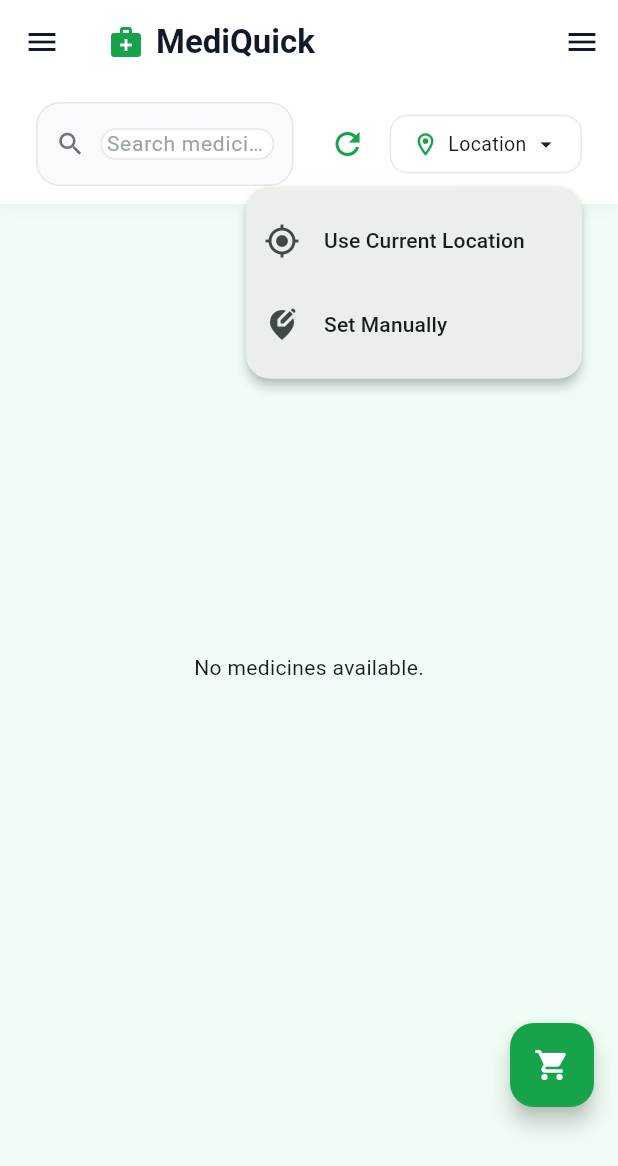
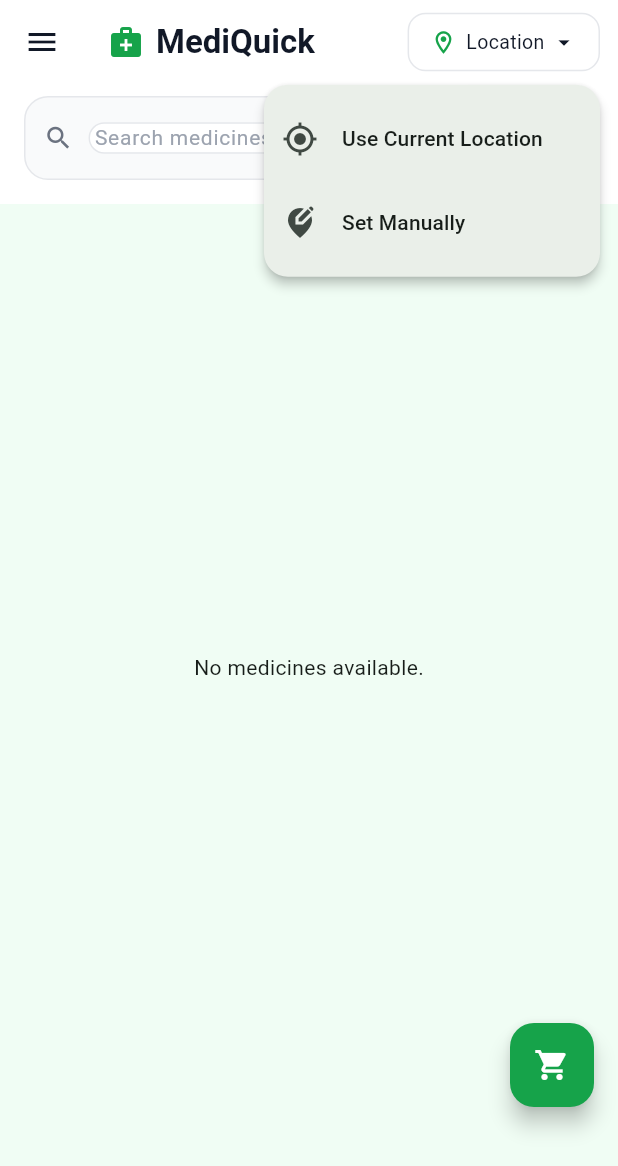
Before and after one commit to divyanshuraj1095/MediQuick-Backend, a Flutter app: the DashboardPage screen opened by its route, after a tap on "Location", on a phone screen of 412 x 824 dp. Shown: the top 1166 px of the screen. Run offline on Flutter 3.47's test engine with Material 3 defaults, Android fonts, the phone set to English and light mode, and no system bars; our stand-ins replace file_picker, fl_chart, shared_preferences; accounts and stored records are empty; network calls fail.

Commit message:
Add location picker to dashboard and refactor address handling

```diff
--- a/mediquick_frontend/lib/pages/dashboard_page.dart
+++ b/mediquick_frontend/lib/pages/dashboard_page.dart
@@ -65,6 +65,12 @@
                       ),
                     ],
                   ),
+                  actions: [
+                    const Padding(
+                      padding: EdgeInsets.only(right: 12),
+                      child: Center(child: _LocationPicker()),
+                    ),
+                  ],
                 )
               : null,
           drawer: isMobile
@@ -91,7 +97,17 @@
               Expanded(
                 child: Column(
                   children: [
-                    _TopHeader(onRefresh: _refresh),
+                    if (!isMobile) _TopHeader(onRefresh: _refresh),
+                    if (isMobile)
+                      Container(
+                        color: Colors.white,
+                        padding: const EdgeInsets.fromLTRB(16, 8, 16, 16),
+                        child: MedicineSearchBar(
+                          onMedicineSelected: (medicine) {
+                            Navigator.pushNamed(context, '/medicine', arguments: medicine.id);
+                          },
+                        ),
+                      ),
                     Expanded(
                       child: _activeNav == NavItem.profile
                           ? _UserProfileView(future: _dashboardFuture, isMobile: isMobile)
@@ -530,12 +546,6 @@
 
   @override
   Widget build(BuildContext context) {
-    // Truncate address for display if too long
-    String displayAddress = _address;
-    if (displayAddress.length > 20) {
-      displayAddress = '${displayAddress.substring(0, 17)}...';
-    }
-
     return Container(
       padding: const EdgeInsets.fromLTRB(24, 12, 24, 12),
       decoration: BoxDecoration(
@@ -558,23 +568,111 @@
               },
             ),
           ),
-          const SizedBox(width: 12),
-          // ── Refresh ──
-          IconButton(
-            onPressed: widget.onRefresh,
-            tooltip: 'Refresh dashboard',
-            icon: const Icon(Icons.refresh),
-            color: AppTheme.dashboardGreen,
+          const SizedBox(width: 16),
+          // ── Location picker ──
+          const _LocationPicker(),
+        ],
       ),
-          const SizedBox(width: 4),
-          // ── Location picker ──
-          PopupMenuButton<String>(
+    );
+  }
+}
+
+// ─── Location Picker Widget ───────────────────────────────────────────────────
+
+class _LocationPicker extends StatefulWidget {
+  const _LocationPicker();
+
+  @override
+  State<_LocationPicker> createState() => _LocationPickerState();
+}
+
+class _LocationPickerState extends State<_LocationPicker> {
+  String _address = 'Location';
+  bool _isLoadingAddress = false;
+
+  @override
+  void initState() {
+    super.initState();
+    _loadAddress();
+  }
+
+  Future<void> _loadAddress() async {
+    final user = await AuthService.getUser();
+    if (user != null && user['address'] != null && user['address'].toString().isNotEmpty) {
+      if (mounted) {
+        setState(() {
+          _address = user['address'];
+        });
+      }
+    }
+  }
+
+  Future<void> _updateAddress(String newAddress) async {
+    if (newAddress.trim().isEmpty) return;
+    setState(() => _isLoadingAddress = true);
+
+    final result = await AuthService.updateAddress(newAddress.trim());
+
+    if (mounted) {
+      setState(() => _isLoadingAddress = false);
+      if (result['success'] == true) {
+        setState(() => _address = newAddress.trim());
+        ScaffoldMessenger.of(context).showSnackBar(
+          const SnackBar(content: Text('Address updated successfully'), backgroundColor: AppTheme.dashboardGreen),
+        );
+      } else {
+        ScaffoldMessenger.of(context).showSnackBar(
+          SnackBar(content: Text(result['message'] ?? 'Failed to update address'), backgroundColor: Colors.red),
+        );
+      }
+    }
+  }
+
+  void _showManualAddressDialog() {
+    final controller = TextEditingController(text: _address == 'Location' ? '' : _address);
+    showDialog(
+      context: context,
+      builder: (context) => AlertDialog(
+        title: const Text('Set Delivery Address'),
+        content: TextField(
+          controller: controller,
+          maxLines: 3,
+          decoration: InputDecoration(
+            hintText: 'Enter complete address...',
+            border: OutlineInputBorder(borderRadius: BorderRadius.circular(12)),
+          ),
+        ),
+        actions: [
+          TextButton(
+            onPressed: () => Navigator.pop(context),
+            child: const Text('Cancel', style: TextStyle(color: AppTheme.textGray)),
+          ),
+          ElevatedButton(
+            onPressed: () {
+              Navigator.pop(context);
+              _updateAddress(controller.text);
+            },
+            style: ElevatedButton.styleFrom(backgroundColor: AppTheme.dashboardGreen),
+            child: const Text('Save Address'),
+          ),
+        ],
+      ),
+    );
+  }
+
+  @override
+  Widget build(BuildContext context) {
+    String displayAddress = _address;
+    if (displayAddress.length > 20) {
+      displayAddress = '${displayAddress.substring(0, 17)}...';
+    }
+
+    return PopupMenuButton<String>(
       offset: const Offset(0, 48),
       onSelected: (value) {
         if (value == 'manual') {
           _showManualAddressDialog();
         } else if (value == 'current') {
-                // Future enhancement: Fetch from GPS
           ScaffoldMessenger.of(context).showSnackBar(
             const SnackBar(content: Text('GPS Location feature coming soon! Please set manually.')),
           );
@@ -602,9 +700,9 @@
             else
               const Icon(Icons.location_on_outlined, color: AppTheme.dashboardGreen, size: 18),
             const SizedBox(width: 6),
-                  Text(displayAddress, style: const TextStyle(fontSize: 13)),
+            Text(displayAddress, style: const TextStyle(fontSize: 13, color: AppTheme.textDark)),
             const SizedBox(width: 4),
-                  const Icon(Icons.arrow_drop_down, size: 18),
+            const Icon(Icons.arrow_drop_down, size: 18, color: AppTheme.textDark),
           ],
         ),
       ),
@@ -626,9 +724,6 @@
           ),
         ),
       ],
-          ),
-        ],
-      ),
     );
   }
 }
```
Lines whose indentation alone changed are shown as unchanged.
